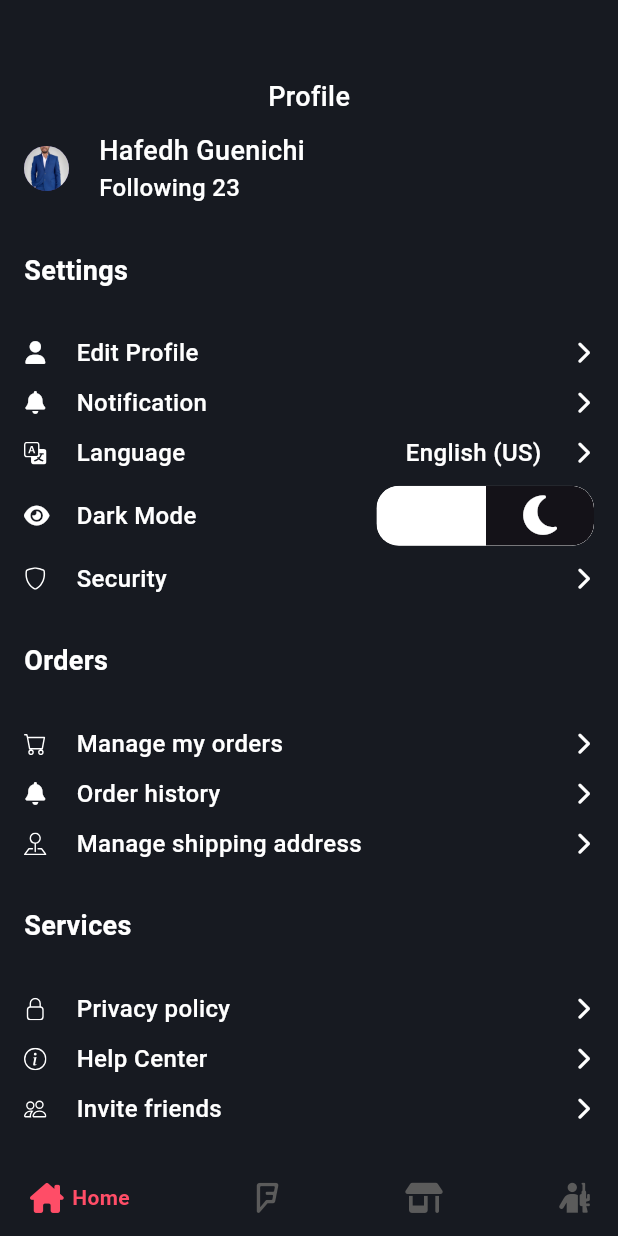
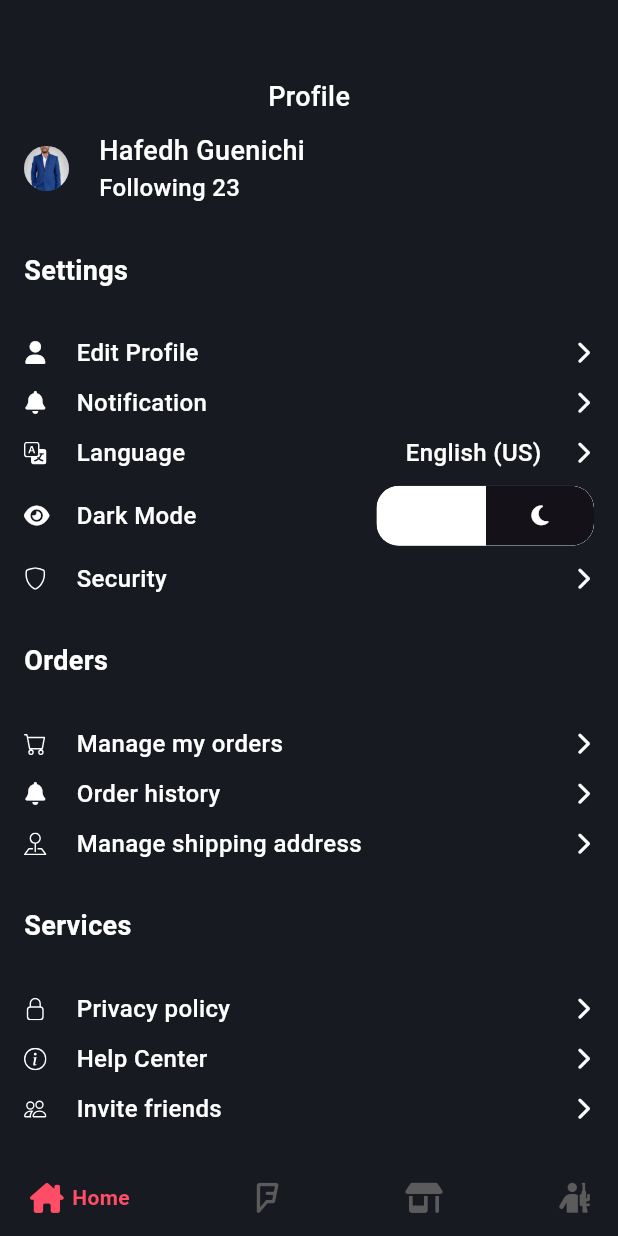
Before and after one commit to hafedh049/luxy, a Flutter app: the Home screen opened directly, on a phone screen of 412 x 824 dp. Run offline on Flutter 3.47's test engine with Material 3 defaults, Android fonts, the phone set to English and light mode, and no system bars; drawn by our look-alikes of google_nav_bar, toggle_switch; our stand-ins replace flutter_animate, fluttertoast, hive, icons_plus, lottie, smooth_page_indicator; accounts and stored records are empty.

Commit message:
Modified  lib/views/profile.dart

```diff
--- a/lib/views/profile.dart
+++ b/lib/views/profile.dart
@@ -87,7 +87,28 @@ class _ProfileState extends State<Profile> {
               const Spacer(),
               StatefulBuilder(
                 builder: (BuildContext context, void Function(void Function()) setS) {
-                  return ToggleSwitch(
+                  return /*FlutterSwitch(
+                    width: 80,
+                    height: 30,
+                    value: !user!.get("dark_mode"),
+                    borderRadius: 5,
+                    padding: 4,
+                    showOnOff: true,
+                    activeColor: pink,
+                    activeText: "",
+                    inactiveText: "",
+                    inactiveIcon: const Icon(FontAwesome.sun_solid, size: 15, color: white),
+                    activeIcon: const Icon(FontAwesome.moon_solid, size: 15, color: white),
+                    onToggle: (bool value) {
+                      user!.put("dark_mode", !user!.get("dark_mode"));
+                      setS(() {});
+                    },
+                  )*/
+                      ToggleSwitch(
+                    customIcons: const <Icon>[
+                      Icon(FontAwesome.sun_solid, size: 15, color: white),
+                      Icon(FontAwesome.moon_solid, size: 15, color: white),
+                    ],
                     customHeights: const <double>[30, 30],
                     initialLabelIndex: user!.get("dark_mode") ? 1 : 0,
                     cornerRadius: 15,
@@ -95,7 +116,6 @@ class _ProfileState extends State<Profile> {
                     inactiveBgColor: white,
                     inactiveFgColor: white,
                     totalSwitches: 2,
-                    icons: const <IconData>[FontAwesome.sun_solid, FontAwesome.moon_solid],
                     iconSize: 30.0,
                     animate: true,
                     curve: Curves.bounceInOut,
```
